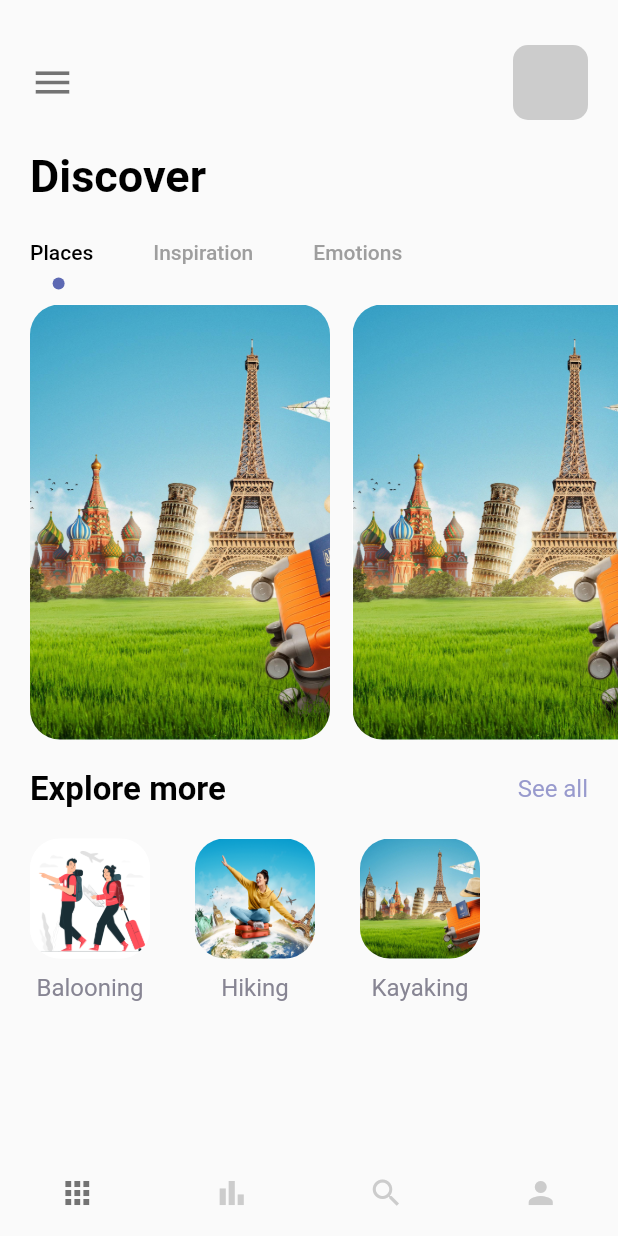
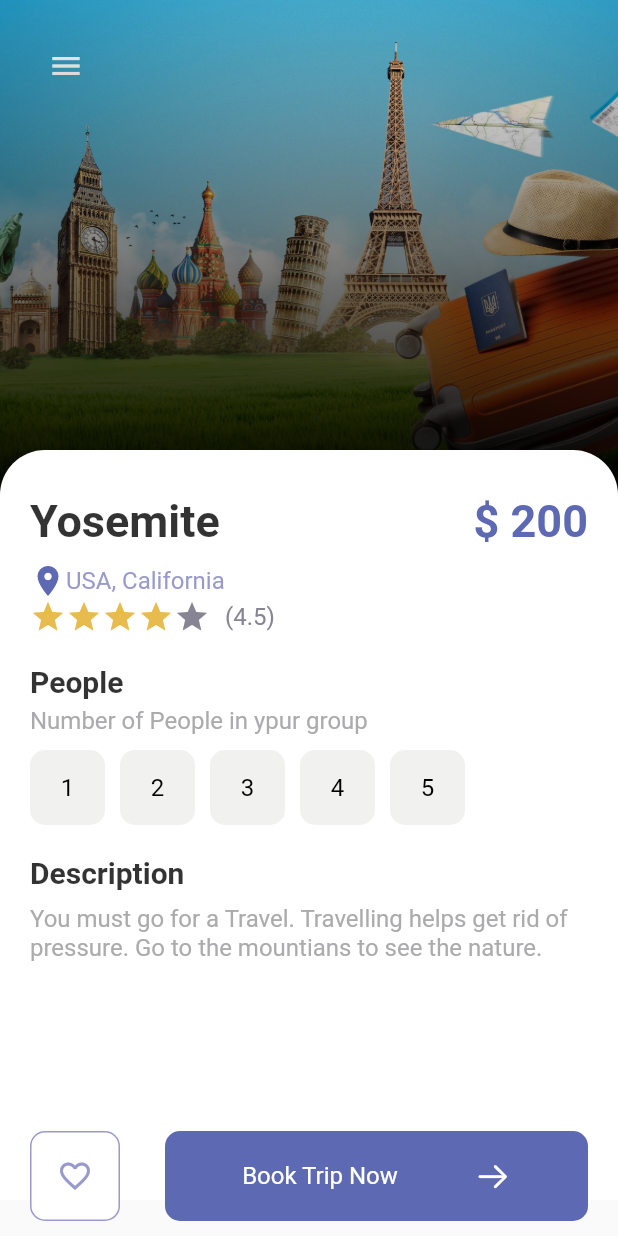
Before and after one commit to salmanulfarisi/travel_app_block, a Flutter app: the screen it shows after launch, on a phone screen of 412 x 824 dp. Run offline on Flutter 3.47's test engine with Material 2 defaults, Android fonts, the phone set to English and light mode, and no system bars.

Commit message:
details page ui completed

```diff
--- a/lib/main.dart
+++ b/lib/main.dart
@@ -1,5 +1,5 @@
 import 'package:flutter/material.dart';
-import 'package:travel_app/pages/navpages/main_page.dart';
+import 'package:travel_app/pages/details_page.dart';
 
 void main() {
   runApp(const MyApp());
@@ -17,7 +17,7 @@ class MyApp extends StatelessWidget {
       theme: ThemeData(
         primarySwatch: Colors.blue,
       ),
-      home: const MainPage(),
+      home: const DetailsPage(),
     );
   }
 }
--- /dev/null
+++ b/lib/pages/details_page.dart
@@ -0,0 +1,220 @@
+import 'package:flutter/material.dart';
+import 'package:travel_app/core/colors.dart';
+import 'package:travel_app/widget/app_buttons.dart';
+import 'package:travel_app/widget/app_large_text.dart';
+import 'package:travel_app/widget/app_text.dart';
+import 'package:travel_app/widget/resposive_button.dart';
+
+class DetailsPage extends StatefulWidget {
+  const DetailsPage({Key? key}) : super(key: key);
+
+  @override
+  State<DetailsPage> createState() => _DetailsPageState();
+}
+
+class _DetailsPageState extends State<DetailsPage> {
+  int gottonStars = 4;
+  int selectedIndex = -1;
+  @override
+  Widget build(BuildContext context) {
+    return Scaffold(
+      body: SizedBox(
+        width: double.maxFinite,
+        height: double.maxFinite,
+        child: Stack(
+          children: [
+            Positioned(
+                left: 0,
+                right: 0,
+                child: Container(
+                  width: double.maxFinite,
+                  height: 350,
+                  decoration: const BoxDecoration(
+                      image: DecorationImage(
+                          image: AssetImage("assets/welcome3.jpg"),
+                          fit: BoxFit.cover)),
+                )),
+            Positioned(
+              top: 20,
+              left: 20,
+              child: Row(
+                children: [
+                  IconButton(
+                    onPressed: () {},
+                    icon: const Icon(
+                      Icons.menu,
+                      color: Colors.white,
+                    ),
+                  ),
+                ],
+              ),
+            ),
+            Positioned(
+              child: Container(
+                width: double.maxFinite,
+                height: 350,
+                decoration: const BoxDecoration(
+                    gradient: LinearGradient(
+                        begin: Alignment.topCenter,
+                        end: Alignment.bottomCenter,
+                        colors: [
+                      Colors.transparent,
+                      Colors.black,
+                    ])),
+              ),
+            ),
+            Positioned(
+              child: Container(
+                padding: const EdgeInsets.only(left: 20, right: 20, top: 30),
+                margin: const EdgeInsets.only(top: 300),
+                width: double.maxFinite,
+                height: 500,
+                decoration: const BoxDecoration(
+                  color: Colors.white,
+                  borderRadius: BorderRadius.only(
+                    topLeft: Radius.circular(30),
+                    topRight: Radius.circular(30),
+                  ),
+                ),
+                child: Column(
+                  crossAxisAlignment: CrossAxisAlignment.start,
+                  children: [
+                    Row(
+                      mainAxisAlignment: MainAxisAlignment.spaceBetween,
+                      children: [
+                        AppLargeText(
+                            text: "Yosemite",
+                            color: Colors.black.withOpacity(0.8)),
+                        AppLargeText(
+                          text: "\$ 200",
+                          color: AppColors.mainColor,
+                        ),
+                      ],
+                    ),
+                    const SizedBox(
+                      height: 10,
+                    ),
+                    Row(
+                      children: [
+                        const Icon(
+                          Icons.location_on,
+                          color: AppColors.mainColor,
+                        ),
+                        AppText(
+                          text: "USA, California",
+                          color: AppColors.textColor1,
+                        ),
+                        const SizedBox(
+                          height: 20,
+                        ),
+                      ],
+                    ),
+                    Row(
+                      children: [
+                        Wrap(
+                            children: List.generate(5, (index) {
+                          return Icon(
+                            Icons.star,
+                            color: index < gottonStars
+                                ? AppColors.starColor
+                                : AppColors.textColor2,
+                          );
+                        })),
+                        const SizedBox(
+                          width: 10,
+                        ),
+                        AppText(
+                          text: "(4.5)",
+                          color: AppColors.textColor2,
+                        ),
+                      ],
+                    ),
+                    const SizedBox(
+                      height: 20,
+                    ),
+                    AppLargeText(
+                      text: "People",
+                      color: Colors.black.withOpacity(0.8),
+                      size: 20,
+                    ),
+                    const SizedBox(
+                      height: 5,
+                    ),
+                    AppText(
+                      text: "Number of People in ypur group",
+                      color: AppColors.mainTextColor,
+                    ),
+                    const SizedBox(
+                      height: 10,
+                    ),
+                    Wrap(
+                        children: List.generate(5, (index) {
+                      return InkWell(
+                        onTap: () {
+                          setState(() {
+                            selectedIndex = index;
+                          });
+                        },
+                        child: AppButtons(
+                          color: selectedIndex == index
+                              ? Colors.white
+                              : Colors.black,
+                          backgroundColor: selectedIndex == index
+                              ? Colors.black
+                              : AppColors.buttonBackgroung,
+                          borderColor: selectedIndex == index
+                              ? Colors.black
+                              : AppColors.buttonBackgroung,
+                          size: 50,
+                          text: (index + 1).toString(),
+                        ),
+                      );
+                    })),
+                    const SizedBox(
+                      height: 20,
+                    ),
+                    AppLargeText(
+                      text: "Description",
+                      color: Colors.black.withOpacity(0.8),
+                      size: 20,
+                    ),
+                    const SizedBox(
+                      height: 10,
+                    ),
+                    AppText(
+                      text:
+                          "You must go for a Travel. Travelling helps get rid of pressure. Go to the mountians to see the nature.",
+                      color: AppColors.mainTextColor,
+                    ),
+                  ],
+                ),
+              ),
+            ),
+            Positioned(
+                bottom: 10,
+                left: 20,
+                right: 20,
+                child: Row(
+                  children: [
+                    AppButtons(
+                      isIcon: true,
+                      icon: Icons.favorite_border,
+                      color: AppColors.textColor1,
+                      backgroundColor: Colors.white,
+                      borderColor: AppColors.textColor1,
+                      size: 60,
+                    ),
+                    const SizedBox(
+                      width: 20,
+                    ),
+                    ResponsiveButton(
+                      isResponsive: true,
+                    )
+                  ],
+                ))
+          ],
+        ),
+      ),
+    );
+  }
+}
--- /dev/null
+++ b/lib/widget/app_buttons.dart
@@ -0,0 +1,49 @@
+import 'package:flutter/material.dart';
+import 'package:travel_app/widget/app_text.dart';
+
+class AppButtons extends StatelessWidget {
+  final Color color;
+  String? text;
+  IconData? icon;
+  final Color backgroundColor;
+  double size;
+  final Color borderColor;
+  bool? isIcon;
+  AppButtons(
+      {Key? key,
+      this.text = "HI",
+      this.icon,
+      this.isIcon = false,
+      required this.color,
+      required this.backgroundColor,
+      required this.borderColor,
+      required this.size})
+      : super(key: key);
+
+  @override
+  Widget build(BuildContext context) {
+    return Container(
+      margin: const EdgeInsets.only(right: 10),
+      width: size,
+      height: size,
+      decoration: BoxDecoration(
+        border: Border.all(color: borderColor, width: 1.0),
+        color: backgroundColor,
+        borderRadius: BorderRadius.circular(10),
+      ),
+      child: isIcon == false
+          ? Center(
+              child: AppText(
+                text: text!,
+                color: color,
+              ),
+            )
+          : Center(
+              child: Icon(
+                icon,
+                color: color,
+              ),
+            ),
+    );
+  }
+}
--- a/lib/widget/resposive_button.dart
+++ b/lib/widget/resposive_button.dart
@@ -1,24 +1,37 @@
 import 'package:flutter/cupertino.dart';
+import 'package:flutter/material.dart';
 import 'package:travel_app/core/colors.dart';
+import 'package:travel_app/widget/app_text.dart';
 
 class ResponsiveButton extends StatelessWidget {
   bool? isResponsive;
   double? width;
-  ResponsiveButton({Key? key, this.width, this.isResponsive = false})
+  ResponsiveButton({Key? key, this.width = 120, this.isResponsive = false})
       : super(key: key);
 
   @override
   Widget build(BuildContext context) {
-    return Container(
-      width: width,
-      height: 60,
-      decoration: BoxDecoration(
-          borderRadius: BorderRadius.circular(10), color: AppColors.mainColor),
-      child: Row(
-        mainAxisAlignment: MainAxisAlignment.center,
-        children: const [
-          Icon(CupertinoIcons.arrow_right),
-        ],
+    return Flexible(
+      child: Container(
+        width: isResponsive == true ? double.maxFinite : width,
+        height: 60,
+        decoration: BoxDecoration(
+            borderRadius: BorderRadius.circular(10),
+            color: AppColors.mainColor),
+        child: Row(
+          mainAxisAlignment: isResponsive == true
+              ? MainAxisAlignment.spaceEvenly
+              : MainAxisAlignment.center,
+          children: [
+            isResponsive == true
+                ? AppText(
+                    text: "Book Trip Now",
+                    color: Colors.white,
+                  )
+                : Container(),
+            const Icon(CupertinoIcons.arrow_right, color: Colors.white),
+          ],
+        ),
       ),
     );
   }
```
